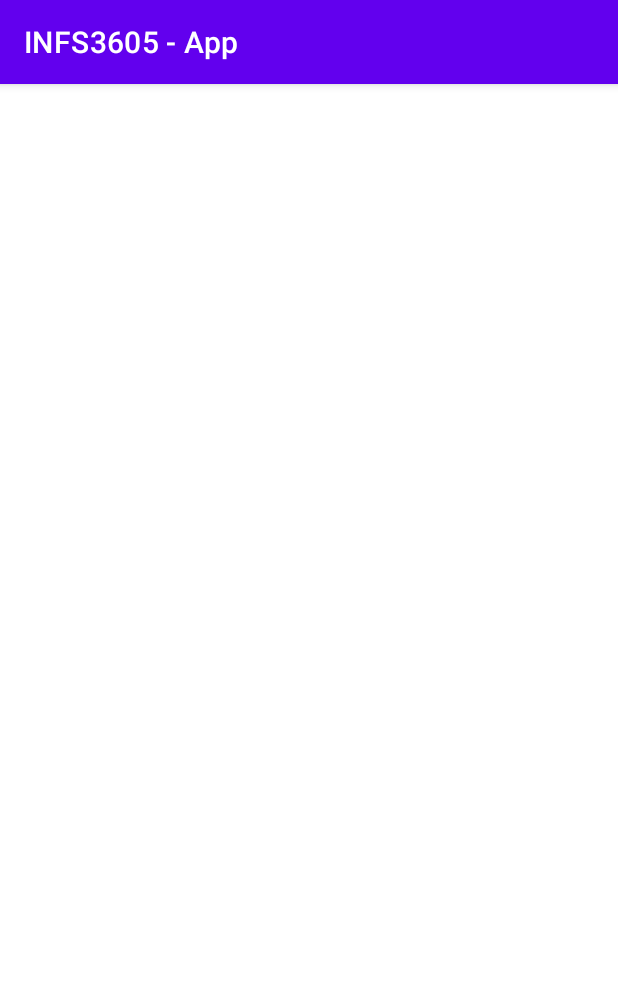
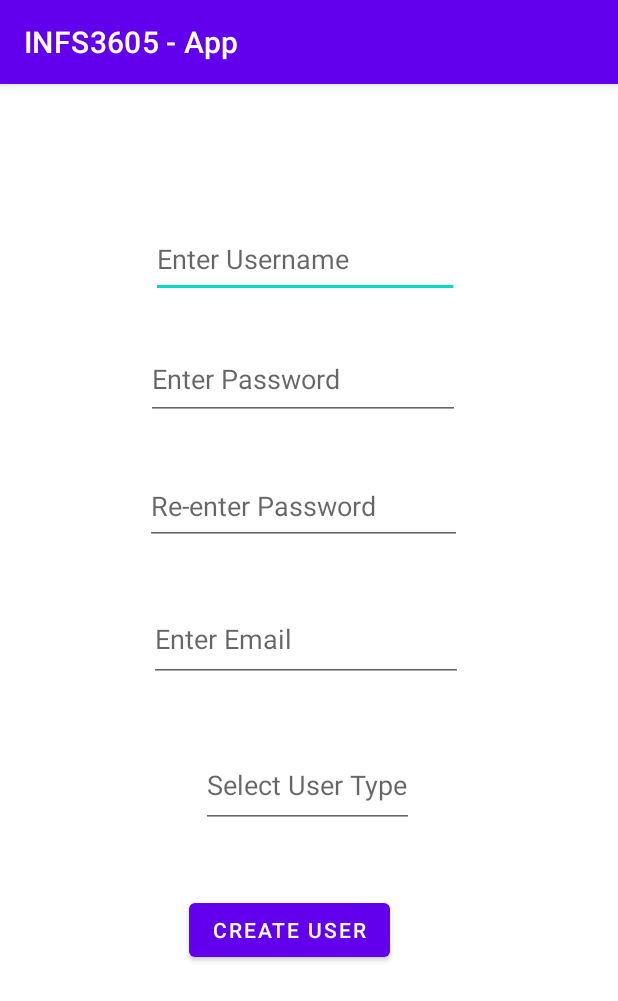
Before and after one commit to Csant01/infs3605-application, an Android app: the CreateUserActivity screen opened directly, with no data from a screen before it, on a phone screen of 412 x 824 dp. Shown: the top 1001 px of the screen. Run offline under Robolectric (Android 15) with nearby library versions, the phone set to English and light mode, and no system bars.

Commit message:
{app name}v.0.2.1
basic ui elements for create user

```diff
--- a/app/src/main/java/com/example/infs3605_app/DatabaseConnector.java
+++ b/app/src/main/java/com/example/infs3605_app/DatabaseConnector.java
@@ -24,7 +24,8 @@ public class DatabaseConnector extends SQLiteOpenHelper {
                 "USER_GENDER TEXT NOT NULL, " +
                 "USER_EMAIL TEXT NOT NULL, " +
                 "USER_DOB INT NOT NULL, " +
-                "USER_TYPE INT NOT NULL" +
+                "USER_TYPE INT NOT NULL, " +
+                "USER_PASS INT NOT NULL" +
                 ")";
 
         String createEventTable = "CREATE TABLE IF NOT EXISTS EVENTS " +
@@ -38,7 +39,7 @@ public class DatabaseConnector extends SQLiteOpenHelper {
                 "EVENT_START_DATE INT NOT NULL, " +
                 "EVENT_END_DATE INT NOT NULL, " +
                 "EVENT_START_TIME INT NOT NULL, " +
-                "EVENT_END_TIME INT NOT NULL, " +
+                "EVENT_END_TIME INT NOT NULL" +
                 ")";
 
         String createUserFollowingTable = "CREATE TABLE IF NOT EXISTS USER_FOLLOWING " +
--- a/app/src/main/res/layout/activity_create_user.xml
+++ b/app/src/main/res/layout/activity_create_user.xml
@@ -6,4 +6,72 @@
     android:layout_height="match_parent"
     tools:context=".CreateUserActivity">
 
+    <EditText
+        android:id="@+id/createUserName"
+        android:layout_width="205dp"
+        android:layout_height="51dp"
+        android:layout_marginTop="91dp"
+        android:layout_marginEnd="106dp"
+        android:ems="10"
+        android:hint="Enter Username"
+        android:inputType="textPersonName"
+        app:layout_constraintEnd_toEndOf="parent"
+        app:layout_constraintTop_toTopOf="parent" />
+
+    <EditText
+        android:id="@+id/createUserPass"
+        android:layout_width="209dp"
+        android:layout_height="54dp"
+        android:layout_marginTop="27dp"
+        android:layout_marginEnd="105dp"
+        android:ems="10"
+        android:hint="Enter Password"
+        android:inputType="textPersonName"
+        app:layout_constraintEnd_toEndOf="parent"
+        app:layout_constraintTop_toBottomOf="@+id/createUserName" />
+
+    <EditText
+        android:id="@+id/createUserPassCheck"
+        android:layout_width="211dp"
+        android:layout_height="51dp"
+        android:layout_marginTop="32dp"
+        android:layout_marginEnd="104dp"
+        android:ems="10"
+        android:hint="Re-enter Password"
+        android:inputType="textPersonName"
+        app:layout_constraintEnd_toEndOf="parent"
+        app:layout_constraintTop_toBottomOf="@+id/createUserPass" />
+
+    <EditText
+        android:id="@+id/createUserEmail"
+        android:layout_width="209dp"
+        android:layout_height="57dp"
+        android:layout_marginTop="34dp"
+        android:layout_marginEnd="103dp"
+        android:ems="10"
+        android:hint="Enter Email"
+        android:inputType="textPersonName"
+        app:layout_constraintEnd_toEndOf="parent"
+        app:layout_constraintTop_toBottomOf="@+id/createUserPassCheck" />
+
+    <AutoCompleteTextView
+        android:id="@+id/createUserType"
+        android:layout_width="142dp"
+        android:layout_height="57dp"
+        android:layout_marginTop="40dp"
+        android:layout_marginEnd="136dp"
+        android:dropDownHeight="match_parent"
+        android:hint="Select User Type"
+        app:layout_constraintEnd_toEndOf="parent"
+        app:layout_constraintTop_toBottomOf="@+id/createUserEmail" />
+
+    <Button
+        android:id="@+id/createUserButton"
+        android:layout_width="wrap_content"
+        android:layout_height="wrap_content"
+        android:layout_marginTop="44dp"
+        android:layout_marginEnd="152dp"
+        android:text="Create User"
+        app:layout_constraintEnd_toEndOf="parent"
+        app:layout_constraintTop_toBottomOf="@+id/createUserType" />
 </androidx.constraintlayout.widget.ConstraintLayout>
```
